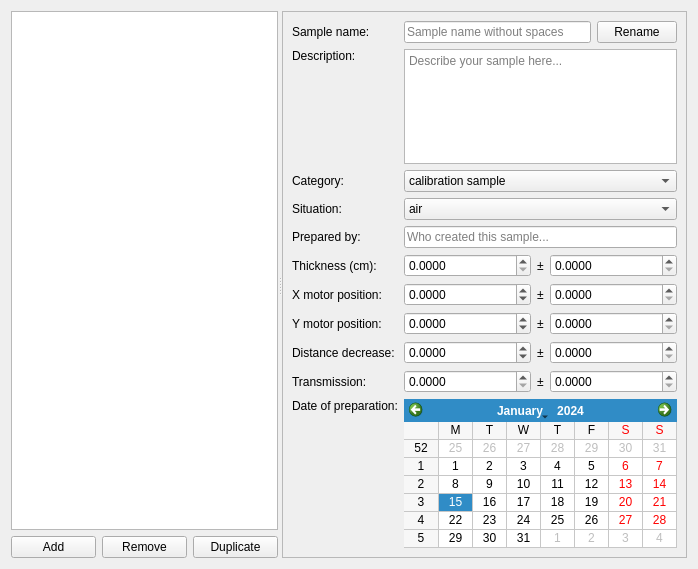
awacha/cct, file cct/qtgui/setup/sampleeditor/sampleeditor.ui: the form before one commit.
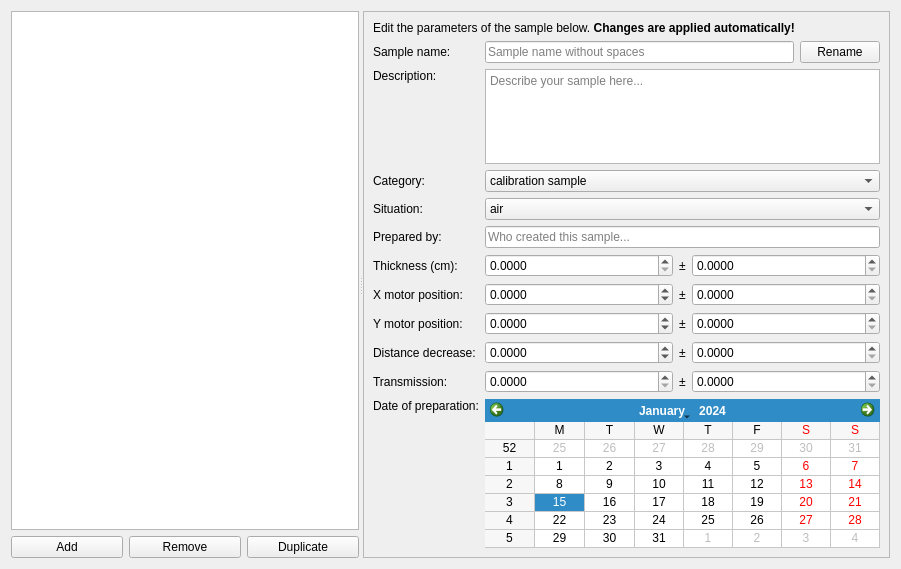
The form after the commit. Icons and pictures are not drawn.

```diff
--- a/cct/qtgui/setup/sampleeditor/sampleeditor.ui
+++ b/cct/qtgui/setup/sampleeditor/sampleeditor.ui
@@ -6,7 +6,7 @@
    <rect>
     <x>0</x>
     <y>0</y>
-    <width>698</width>
+    <width>901</width>
     <height>569</height>
    </rect>
   </property>
@@ -137,89 +137,8 @@
        <enum>QFrame::Raised</enum>
       </property>
       <layout class="QGridLayout" name="gridLayout">
-       <item row="6" column="0">
-        <widget class="QLabel" name="label_7">
-         <property name="text">
-          <string>X motor position:</string>
-         </property>
-         <property name="buddy">
-          <cstring>xPositionValDoubleSpinBox</cstring>
-         </property>
-        </widget>
-       </item>
-       <item row="8" column="2">
-        <widget class="QLabel" name="label_15">
-         <property name="sizePolicy">
-          <sizepolicy hsizetype="Minimum" vsizetype="Preferred">
-           <horstretch>0</horstretch>
-           <verstretch>0</verstretch>
-          </sizepolicy>
-         </property>
-         <property name="text">
-          <string>±</string>
-         </property>
-        </widget>
-       </item>
-       <item row="10" column="0">
-        <widget class="QLabel" name="label_11">
-         <property name="text">
-          <string>Date of preparation:</string>
-         </property>
-         <property name="alignment">
-          <set>Qt::AlignLeading|Qt::AlignLeft|Qt::AlignTop</set>
-         </property>
-         <property name="buddy">
-          <cstring>calendarWidget</cstring>
-         </property>
-        </widget>
-       </item>
-       <item row="6" column="3">
-        <widget class="QDoubleSpinBox" name="xPositionErrDoubleSpinBox">
-         <property name="sizePolicy">
-          <sizepolicy hsizetype="Expanding" vsizetype="Fixed">
-           <horstretch>0</horstretch>
-           <verstretch>0</verstretch>
-          </sizepolicy>
-         </property>
-         <property name="decimals">
-          <number>4</number>
-         </property>
-         <property name="minimum">
-          <double>0.000000000000000</double>
-         </property>
-         <property name="maximum">
-          <double>999.000000000000000</double>
-         </property>
-        </widget>
-       </item>
-       <item row="7" column="0">
-        <widget class="QLabel" name="label_8">
-         <property name="text">
-          <string>Y motor position:</string>
-         </property>
-         <property name="buddy">
-          <cstring>yPositionValDoubleSpinBox</cstring>
-         </property>
-        </widget>
-       </item>
-       <item row="5" column="3">
-        <widget class="QDoubleSpinBox" name="thicknessErrDoubleSpinBox">
-         <property name="sizePolicy">
-          <sizepolicy hsizetype="Expanding" vsizetype="Fixed">
-           <horstretch>0</horstretch>
-           <verstretch>0</verstretch>
-          </sizepolicy>
-         </property>
-         <property name="decimals">
-          <number>4</number>
-         </property>
-         <property name="maximum">
-          <double>999.000000000000000</double>
-         </property>
-        </widget>
-       </item>
        <item row="8" column="1">
-        <widget class="QDoubleSpinBox" name="distminusValDoubleSpinBox">
+        <widget class="QDoubleSpinBox" name="yPositionValDoubleSpinBox">
          <property name="sizePolicy">
           <sizepolicy hsizetype="Expanding" vsizetype="Fixed">
            <horstretch>0</horstretch>
@@ -230,24 +149,47 @@
           <number>4</number>
          </property>
          <property name="minimum">
-          <double>-9999.000000000000000</double>
+          <double>-999.000000000000000</double>
          </property>
          <property name="maximum">
-          <double>9999.000000000000000</double>
+          <double>999.000000000000000</double>
          </property>
         </widget>
        </item>
-       <item row="4" column="0">
-        <widget class="QLabel" name="label_5">
+       <item row="9" column="0">
+        <widget class="QLabel" name="label_9">
          <property name="text">
-          <string>Prepared by:</string>
+          <string>Distance decrease:</string>
          </property>
          <property name="buddy">
           <cstring>preparedByLineEdit</cstring>
          </property>
         </widget>
        </item>
-       <item row="3" column="1" colspan="3">
+       <item row="10" column="3">
+        <widget class="QDoubleSpinBox" name="transmissionErrDoubleSpinBox">
+         <property name="sizePolicy">
+          <sizepolicy hsizetype="Expanding" vsizetype="Fixed">
+           <horstretch>0</horstretch>
+           <verstretch>0</verstretch>
+          </sizepolicy>
+         </property>
+         <property name="decimals">
+          <number>4</number>
+         </property>
+         <property name="maximum">
+          <double>1.000000000000000</double>
+         </property>
+        </widget>
+       </item>
+       <item row="5" column="1" colspan="3">
+        <widget class="QLineEdit" name="preparedByLineEdit">
+         <property name="placeholderText">
+          <string>Who created this sample...</string>
+         </property>
+        </widget>
+       </item>
+       <item row="4" column="1" colspan="3">
         <widget class="QComboBox" name="situationComboBox">
          <item>
           <property name="text">
@@ -266,247 +208,74 @@
          </item>
         </widget>
        </item>
-       <item row="0" column="0">
-        <widget class="QLabel" name="label">
-         <property name="text">
-          <string>Sample name:</string>
-         </property>
-         <property name="buddy">
-          <cstring>sampleNameLineEdit</cstring>
-         </property>
-        </widget>
-       </item>
-       <item row="9" column="3">
-        <widget class="QDoubleSpinBox" name="transmissionErrDoubleSpinBox">
-         <property name="sizePolicy">
-          <sizepolicy hsizetype="Expanding" vsizetype="Fixed">
-           <horstretch>0</horstretch>
-           <verstretch>0</verstretch>
-          </sizepolicy>
-         </property>
-         <property name="decimals">
-          <number>4</number>
-         </property>
-         <property name="maximum">
-          <double>1.000000000000000</double>
-         </property>
-        </widget>
-       </item>
-       <item row="8" column="3">
-        <widget class="QDoubleSpinBox" name="distminusErrDoubleSpinBox">
-         <property name="sizePolicy">
-          <sizepolicy hsizetype="Expanding" vsizetype="Fixed">
-           <horstretch>0</horstretch>
-           <verstretch>0</verstretch>
-          </sizepolicy>
-         </property>
-         <property name="decimals">
-          <number>4</number>
-         </property>
-         <property name="maximum">
-          <double>9999.000000000000000</double>
-         </property>
-        </widget>
-       </item>
-       <item row="6" column="2">
-        <widget class="QLabel" name="label_13">
-         <property name="sizePolicy">
-          <sizepolicy hsizetype="Minimum" vsizetype="Preferred">
-           <horstretch>0</horstretch>
-           <verstretch>0</verstretch>
-          </sizepolicy>
-         </property>
-         <property name="text">
-          <string>±</string>
-         </property>
-        </widget>
-       </item>
-       <item row="9" column="1">
-        <widget class="QDoubleSpinBox" name="transmissionValDoubleSpinBox">
-         <property name="sizePolicy">
-          <sizepolicy hsizetype="Expanding" vsizetype="Fixed">
-           <horstretch>0</horstretch>
-           <verstretch>0</verstretch>
-          </sizepolicy>
-         </property>
-         <property name="decimals">
-          <number>4</number>
-         </property>
-         <property name="maximum">
-          <double>1.000000000000000</double>
-         </property>
-        </widget>
-       </item>
-       <item row="7" column="2">
-        <widget class="QLabel" name="label_14">
-         <property name="sizePolicy">
-          <sizepolicy hsizetype="Minimum" vsizetype="Preferred">
-           <horstretch>0</horstretch>
-           <verstretch>0</verstretch>
-          </sizepolicy>
-         </property>
-         <property name="text">
-          <string>±</string>
-         </property>
-        </widget>
-       </item>
-       <item row="7" column="3">
-        <widget class="QDoubleSpinBox" name="yPositionErrDoubleSpinBox">
-         <property name="sizePolicy">
-          <sizepolicy hsizetype="Expanding" vsizetype="Fixed">
-           <horstretch>0</horstretch>
-           <verstretch>0</verstretch>
-          </sizepolicy>
-         </property>
-         <property name="decimals">
-          <number>4</number>
-         </property>
-         <property name="maximum">
-          <double>999.000000000000000</double>
-         </property>
-        </widget>
-       </item>
-       <item row="7" column="1">
-        <widget class="QDoubleSpinBox" name="yPositionValDoubleSpinBox">
-         <property name="sizePolicy">
-          <sizepolicy hsizetype="Expanding" vsizetype="Fixed">
-           <horstretch>0</horstretch>
-           <verstretch>0</verstretch>
-          </sizepolicy>
-         </property>
-         <property name="decimals">
-          <number>4</number>
-         </property>
-         <property name="minimum">
-          <double>-999.000000000000000</double>
-         </property>
-         <property name="maximum">
-          <double>999.000000000000000</double>
-         </property>
-        </widget>
-       </item>
-       <item row="1" column="0">
-        <widget class="QLabel" name="label_2">
-         <property name="text">
-          <string>Description:</string>
-         </property>
-         <property name="alignment">
-          <set>Qt::AlignLeading|Qt::AlignLeft|Qt::AlignTop</set>
-         </property>
-         <property name="buddy">
-          <cstring>descriptionPlainTextEdit</cstring>
-         </property>
-        </widget>
-       </item>
-       <item row="6" column="1">
-        <widget class="QDoubleSpinBox" name="xPositionValDoubleSpinBox">
-         <property name="sizePolicy">
-          <sizepolicy hsizetype="Expanding" vsizetype="Fixed">
-           <horstretch>0</horstretch>
-           <verstretch>0</verstretch>
-          </sizepolicy>
-         </property>
-         <property name="decimals">
-          <number>4</number>
-         </property>
-         <property name="minimum">
-          <double>-999.000000000000000</double>
-         </property>
-         <property name="maximum">
-          <double>999.000000000000000</double>
-         </property>
-        </widget>
-       </item>
-       <item row="9" column="2">
-        <widget class="QLabel" name="label_16">
-         <property name="sizePolicy">
-          <sizepolicy hsizetype="Minimum" vsizetype="Preferred">
-           <horstretch>0</horstretch>
-           <verstretch>0</verstretch>
-          </sizepolicy>
-         </property>
-         <property name="text">
-          <string>±</string>
-         </property>
-        </widget>
-       </item>
-       <item row="3" column="0">
-        <widget class="QLabel" name="label_4">
-         <property name="text">
-          <string>Situation:</string>
-         </property>
-         <property name="buddy">
-          <cstring>situationComboBox</cstring>
-         </property>
-        </widget>
-       </item>
-       <item row="5" column="1">
-        <widget class="QDoubleSpinBox" name="thicknessValDoubleSpinBox">
-         <property name="sizePolicy">
-          <sizepolicy hsizetype="Expanding" vsizetype="Fixed">
-           <horstretch>0</horstretch>
-           <verstretch>0</verstretch>
-          </sizepolicy>
-         </property>
-         <property name="decimals">
-          <number>4</number>
-         </property>
-         <property name="maximum">
-          <double>999.000000000000000</double>
-         </property>
-        </widget>
-       </item>
-       <item row="5" column="0">
-        <widget class="QLabel" name="label_6">
-         <property name="text">
-          <string>Thickness (cm):</string>
-         </property>
-         <property name="buddy">
-          <cstring>thicknessValDoubleSpinBox</cstring>
-         </property>
-        </widget>
-       </item>
-       <item row="5" column="2">
-        <widget class="QLabel" name="label_12">
-         <property name="sizePolicy">
-          <sizepolicy hsizetype="Minimum" vsizetype="Preferred">
-           <horstretch>0</horstretch>
-           <verstretch>0</verstretch>
-          </sizepolicy>
-         </property>
-         <property name="text">
-          <string>±</string>
-         </property>
-        </widget>
-       </item>
        <item row="1" column="1" colspan="3">
-        <widget class="QPlainTextEdit" name="descriptionPlainTextEdit">
-         <property name="placeholderText">
-          <string>Describe your sample here...</string>
-         </property>
+        <widget class="QWidget" name="widget_3" native="true">
+         <layout class="QHBoxLayout" name="horizontalLayout_2">
+          <property name="leftMargin">
+           <number>0</number>
+          </property>
+          <property name="topMargin">
+           <number>0</number>
+          </property>
+          <property name="rightMargin">
+           <number>0</number>
+          </property>
+          <property name="bottomMargin">
+           <number>0</number>
+          </property>
+          <item>
+           <widget class="QLineEdit" name="sampleNameLineEdit">
+            <property name="readOnly">
+             <bool>false</bool>
+            </property>
+            <property name="placeholderText">
+             <string>Sample name without spaces</string>
+            </property>
+           </widget>
+          </item>
+          <item>
+           <widget class="QPushButton" name="renameSamplePushButton">
+            <property name="text">
+             <string>Rename</string>
+            </property>
+           </widget>
+          </item>
+         </layout>
         </widget>
        </item>
-       <item row="8" column="0">
-        <widget class="QLabel" name="label_9">
+       <item row="7" column="2">
+        <widget class="QLabel" name="label_13">
+         <property name="sizePolicy">
+          <sizepolicy hsizetype="Minimum" vsizetype="Preferred">
+           <horstretch>0</horstretch>
+           <verstretch>0</verstretch>
+          </sizepolicy>
+         </property>
          <property name="text">
-          <string>Distance decrease:</string>
+          <string>±</string>
          </property>
          <property name="buddy">
           <cstring>distminusValDoubleSpinBox</cstring>
          </property>
         </widget>
        </item>
-       <item row="9" column="0">
-        <widget class="QLabel" name="label_10">
-         <property name="text">
-          <string>Transmission:</string>
+       <item row="6" column="3">
+        <widget class="QDoubleSpinBox" name="thicknessErrDoubleSpinBox">
+         <property name="sizePolicy">
+          <sizepolicy hsizetype="Expanding" vsizetype="Fixed">
+           <horstretch>0</horstretch>
+           <verstretch>0</verstretch>
+          </sizepolicy>
          </property>
-         <property name="buddy">
-          <cstring>transmissionValDoubleSpinBox</cstring>
+         <property name="decimals">
+          <number>4</number>
          </property>
+         <property name="maximum">
+          <double>999.000000000000000</double>
+         </property>
         </widget>
        </item>
-       <item row="2" column="1" colspan="3">
+       <item row="3" column="1" colspan="3">
         <widget class="QComboBox" name="categoryComboBox">
          <item>
           <property name="text">
@@ -540,7 +309,7 @@
          </item>
         </widget>
        </item>
-       <item row="2" column="0">
+       <item row="3" column="0">
         <widget class="QLabel" name="label_3">
          <property name="text">
           <string>Category:</string>
@@ -550,14 +319,166 @@
          </property>
         </widget>
        </item>
-       <item row="4" column="1" colspan="3">
-        <widget class="QLineEdit" name="preparedByLineEdit">
+       <item row="9" column="2">
+        <widget class="QLabel" name="label_15">
+         <property name="sizePolicy">
+          <sizepolicy hsizetype="Minimum" vsizetype="Preferred">
+           <horstretch>0</horstretch>
+           <verstretch>0</verstretch>
+          </sizepolicy>
+         </property>
+         <property name="text">
+          <string>±</string>
+         </property>
+        </widget>
+       </item>
+       <item row="2" column="1" colspan="3">
+        <widget class="QPlainTextEdit" name="descriptionPlainTextEdit">
          <property name="placeholderText">
-          <string>Who created this sample...</string>
+          <string>Describe your sample here...</string>
          </property>
         </widget>
        </item>
-       <item row="10" column="1" colspan="3">
+       <item row="6" column="0">
+        <widget class="QLabel" name="label_6">
+         <property name="text">
+          <string>Thickness (cm):</string>
+         </property>
+         <property name="buddy">
+          <cstring>thicknessValDoubleSpinBox</cstring>
+         </property>
+        </widget>
+       </item>
+       <item row="11" column="0">
+        <widget class="QLabel" name="label_11">
+         <property name="text">
+          <string>Date of preparation:</string>
+         </property>
+         <property name="alignment">
+          <set>Qt::AlignLeading|Qt::AlignLeft|Qt::AlignTop</set>
+         </property>
+         <property name="buddy">
+          <cstring>calendarWidget</cstring>
+         </property>
+        </widget>
+       </item>
+       <item row="7" column="3">
+        <widget class="QDoubleSpinBox" name="xPositionErrDoubleSpinBox">
+         <property name="sizePolicy">
+          <sizepolicy hsizetype="Expanding" vsizetype="Fixed">
+           <horstretch>0</horstretch>
+           <verstretch>0</verstretch>
+          </sizepolicy>
+         </property>
+         <property name="decimals">
+          <number>4</number>
+         </property>
+         <property name="minimum">
+          <double>0.000000000000000</double>
+         </property>
+         <property name="maximum">
+          <double>999.000000000000000</double>
+         </property>
+        </widget>
+       </item>
+       <item row="7" column="0">
+        <widget class="QLabel" name="label_7">
+         <property name="text">
+          <string>X motor position:</string>
+         </property>
+         <property name="buddy">
+          <cstring>xPositionValDoubleSpinBox</cstring>
+         </property>
+        </widget>
+       </item>
+       <item row="10" column="2">
+        <widget class="QLabel" name="label_16">
+         <property name="sizePolicy">
+          <sizepolicy hsizetype="Minimum" vsizetype="Preferred">
+           <horstretch>0</horstretch>
+           <verstretch>0</verstretch>
+          </sizepolicy>
+         </property>
+         <property name="text">
+          <string>±</string>
+         </property>
+        </widget>
+       </item>
+       <item row="8" column="2">
+        <widget class="QLabel" name="label_14">
+         <property name="sizePolicy">
+          <sizepolicy hsizetype="Minimum" vsizetype="Preferred">
+           <horstretch>0</horstretch>
+           <verstretch>0</verstretch>
+          </sizepolicy>
+         </property>
+         <property name="text">
+          <string>±</string>
+         </property>
+        </widget>
+       </item>
+       <item row="10" column="1">
+        <widget class="QDoubleSpinBox" name="transmissionValDoubleSpinBox">
+         <property name="sizePolicy">
+          <sizepolicy hsizetype="Expanding" vsizetype="Fixed">
+           <horstretch>0</horstretch>
+           <verstretch>0</verstretch>
+          </sizepolicy>
+         </property>
+         <property name="decimals">
+          <number>4</number>
+         </property>
+         <property name="maximum">
+          <double>1.000000000000000</double>
+         </property>
+        </widget>
+       </item>
+       <item row="6" column="1">
+        <widget class="QDoubleSpinBox" name="thicknessValDoubleSpinBox">
+         <property name="sizePolicy">
+          <sizepolicy hsizetype="Expanding" vsizetype="Fixed">
+           <horstretch>0</horstretch>
+           <verstretch>0</verstretch>
+          </sizepolicy>
+         </property>
+         <property name="decimals">
+          <number>4</number>
+         </property>
+         <property name="maximum">
+          <double>999.000000000000000</double>
+         </property>
+        </widget>
+       </item>
+       <item row="10" column="0">
+        <widget class="QLabel" name="label_10">
+         <property name="text">
+          <string>Transmission:</string>
+         </property>
+         <property name="buddy">
+          <cstring>transmissionValDoubleSpinBox</cstring>
+         </property>
+        </widget>
+       </item>
+       <item row="7" column="1">
+        <widget class="QDoubleSpinBox" name="xPositionValDoubleSpinBox">
+         <property name="sizePolicy">
+          <sizepolicy hsizetype="Expanding" vsizetype="Fixed">
+           <horstretch>0</horstretch>
+           <verstretch>0</verstretch>
+          </sizepolicy>
+         </property>
+         <property name="decimals">
+          <number>4</number>
+         </property>
+         <property name="minimum">
+          <double>-999.000000000000000</double>
+         </property>
+         <property name="maximum">
+          <double>999.000000000000000</double>
+         </property>
+        </widget>
+       </item>
+       <item row="11" column="1" colspan="3">
         <widget class="QCalendarWidget" name="calendarWidget">
          <property name="firstDayOfWeek">
           <enum>Qt::Monday</enum>
@@ -570,39 +491,134 @@
          </property>
         </widget>
        </item>
-       <item row="0" column="1" colspan="3">
-        <widget class="QWidget" name="widget_3" native="true">
-         <layout class="QHBoxLayout" name="horizontalLayout_2">
-          <property name="leftMargin">
-           <number>0</number>
-          </property>
-          <property name="topMargin">
-           <number>0</number>
-          </property>
-          <property name="rightMargin">
-           <number>0</number>
-          </property>
-          <property name="bottomMargin">
-           <number>0</number>
-          </property>
-          <item>
-           <widget class="QLineEdit" name="sampleNameLineEdit">
-            <property name="readOnly">
-             <bool>false</bool>
-            </property>
-            <property name="placeholderText">
-             <string>Sample name without spaces</string>
-            </property>
-           </widget>
-          </item>
-          <item>
-           <widget class="QPushButton" name="renameSamplePushButton">
-            <property name="text">
-             <string>Rename</string>
-            </property>
-           </widget>
-          </item>
-         </layout>
+       <item row="9" column="1">
+        <widget class="QDoubleSpinBox" name="distminusValDoubleSpinBox">
+         <property name="sizePolicy">
+          <sizepolicy hsizetype="Expanding" vsizetype="Fixed">
+           <horstretch>0</horstretch>
+           <verstretch>0</verstretch>
+          </sizepolicy>
+         </property>
+         <property name="decimals">
+          <number>4</number>
+         </property>
+         <property name="minimum">
+          <double>-9999.000000000000000</double>
+         </property>
+         <property name="maximum">
+          <double>9999.000000000000000</double>
+         </property>
+        </widget>
+       </item>
+       <item row="2" column="0">
+        <widget class="QLabel" name="label_2">
+         <property name="text">
+          <string>Description:</string>
+         </property>
+         <property name="alignment">
+          <set>Qt::AlignLeading|Qt::AlignLeft|Qt::AlignTop</set>
+         </property>
+         <property name="buddy">
+          <cstring>descriptionPlainTextEdit</cstring>
+         </property>
+        </widget>
+       </item>
+       <item row="4" column="0">
+        <widget class="QLabel" name="label_4">
+         <property name="text">
+          <string>Situation:</string>
+         </property>
+         <property name="buddy">
+          <cstring>situationComboBox</cstring>
+         </property>
+        </widget>
+       </item>
+       <item row="1" column="0">
+        <widget class="QLabel" name="label">
+         <property name="text">
+          <string>Sample name:</string>
+         </property>
+         <property name="buddy">
+          <cstring>sampleNameLineEdit</cstring>
+         </property>
+        </widget>
+       </item>
+       <item row="9" column="3">
+        <widget class="QDoubleSpinBox" name="distminusErrDoubleSpinBox">
+         <property name="sizePolicy">
+          <sizepolicy hsizetype="Expanding" vsizetype="Fixed">
+           <horstretch>0</horstretch>
+           <verstretch>0</verstretch>
+          </sizepolicy>
+         </property>
+         <property name="decimals">
+          <number>4</number>
+         </property>
+         <property name="maximum">
+          <double>9999.000000000000000</double>
+         </property>
+        </widget>
+       </item>
+       <item row="8" column="0">
+        <widget class="QLabel" name="label_8">
+         <property name="text">
+          <string>Y motor position:</string>
+         </property>
+         <property name="buddy">
+          <cstring>yPositionValDoubleSpinBox</cstring>
+         </property>
+        </widget>
+       </item>
+       <item row="5" column="0">
+        <widget class="QLabel" name="label_5">
+         <property name="text">
+          <string>Prepared by:</string>
+         </property>
+         <property name="buddy">
+          <cstring>preparedByLineEdit</cstring>
+         </property>
+        </widget>
+       </item>
+       <item row="8" column="3">
+        <widget class="QDoubleSpinBox" name="yPositionErrDoubleSpinBox">
+         <property name="sizePolicy">
+          <sizepolicy hsizetype="Expanding" vsizetype="Fixed">
+           <horstretch>0</horstretch>
+           <verstretch>0</verstretch>
+          </sizepolicy>
+         </property>
+         <property name="decimals">
+          <number>4</number>
+         </property>
+         <property name="maximum">
+          <double>999.000000000000000</double>
+         </property>
+        </widget>
+       </item>
+       <item row="6" column="2">
+        <widget class="QLabel" name="label_12">
+         <property name="sizePolicy">
+          <sizepolicy hsizetype="Minimum" vsizetype="Preferred">
+           <horstretch>0</horstretch>
+           <verstretch>0</verstretch>
+          </sizepolicy>
+         </property>
+         <property name="text">
+          <string>±</string>
+         </property>
+        </widget>
+       </item>
+       <item row="0" column="0" colspan="4">
+        <widget class="QLabel" name="label_17">
+         <property name="text">
+          <string>&lt;html&gt;&lt;head/&gt;&lt;body&gt;&lt;p&gt;Edit the parameters of the sample below. &lt;span style=&quot; font-weight:600;&quot;&gt;Changes are applied automatically!&lt;/span&gt;&lt;/p&gt;&lt;/body&gt;&lt;/html&gt;</string>
+         </property>
+         <property name="textFormat">
+          <enum>Qt::RichText</enum>
+         </property>
+         <property name="wordWrap">
+          <bool>true</bool>
+         </property>
         </widget>
        </item>
       </layout>
```
Left out of the diff: 5 changed lines with no effect on the pictures.
